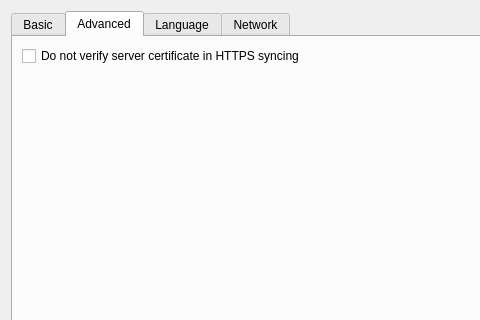
This is ui/settings-dialog.ui in haiwen/seadrive-gui as Qt 5 draws it before an edit; both pictures show x 0 to 480 and y 0 to 320 of the 724 by 579 pixel window. The edited form follows.
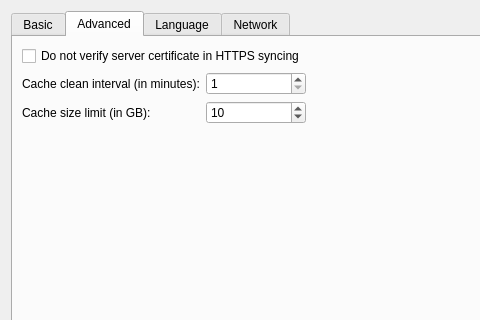
This is the edited form. The open tabs and pages were chosen to show the change.

Commit message: Support setting cache clean interval and cache size limit.

What changed in the file:
```diff
--- a/ui/settings-dialog.ui
+++ b/ui/settings-dialog.ui
@@ -137,17 +137,66 @@
         </widget>
        </item>
        <item>
-        <spacer name="verticalSpacer">
-         <property name="orientation">
-          <enum>Qt::Vertical</enum>
+        <layout class="QFormLayout" name="formLayout_3">
+         <property name="labelAlignment">
+          <set>Qt::AlignLeading|Qt::AlignLeft|Qt::AlignVCenter</set>
          </property>
-         <property name="sizeHint" stdset="0">
-          <size>
-           <width>20</width>
-           <height>40</height>
-          </size>
+         <property name="formAlignment">
+          <set>Qt::AlignLeading|Qt::AlignLeft|Qt::AlignTop</set>
          </property>
-        </spacer>
+         <item row="0" column="0">
+          <widget class="QLabel" name="label_6">
+           <property name="text">
+            <string>Cache clean interval (in minutes):</string>
+           </property>
+          </widget>
+         </item>
+         <item row="0" column="1">
+          <widget class="QSpinBox" name="mCacheCleanInterval">
+           <property name="maximumSize">
+            <size>
+             <width>100</width>
+             <height>16777215</height>
+            </size>
+           </property>
+           <property name="minimum">
+            <number>1</number>
+           </property>
+           <property name="maximum">
+            <number>14400</number>
+           </property>
+           <property name="singleStep">
+            <number>1</number>
+           </property>
+          </widget>
+         </item>
+         <item row="1" column="0">
+          <widget class="QLabel" name="label_7">
+           <property name="text">
+            <string>Cache size limit (in GB):</string>
+           </property>
+          </widget>
+         </item>
+         <item row="1" column="1">
+          <widget class="QSpinBox" name="mCacheSizeLimit">
+           <property name="maximumSize">
+            <size>
+             <width>100</width>
+             <height>16777215</height>
+            </size>
+           </property>
+           <property name="maximum">
+            <number>10000</number>
+           </property>
+           <property name="singleStep">
+            <number>1</number>
+           </property>
+           <property name="value">
+            <number>10</number>
+           </property>
+          </widget>
+         </item>
+        </layout>
        </item>
       </layout>
      </widget>
```
Left out of the diff: 2 changed lines with no effect on the pictures. The commit also changes 5 other files.
